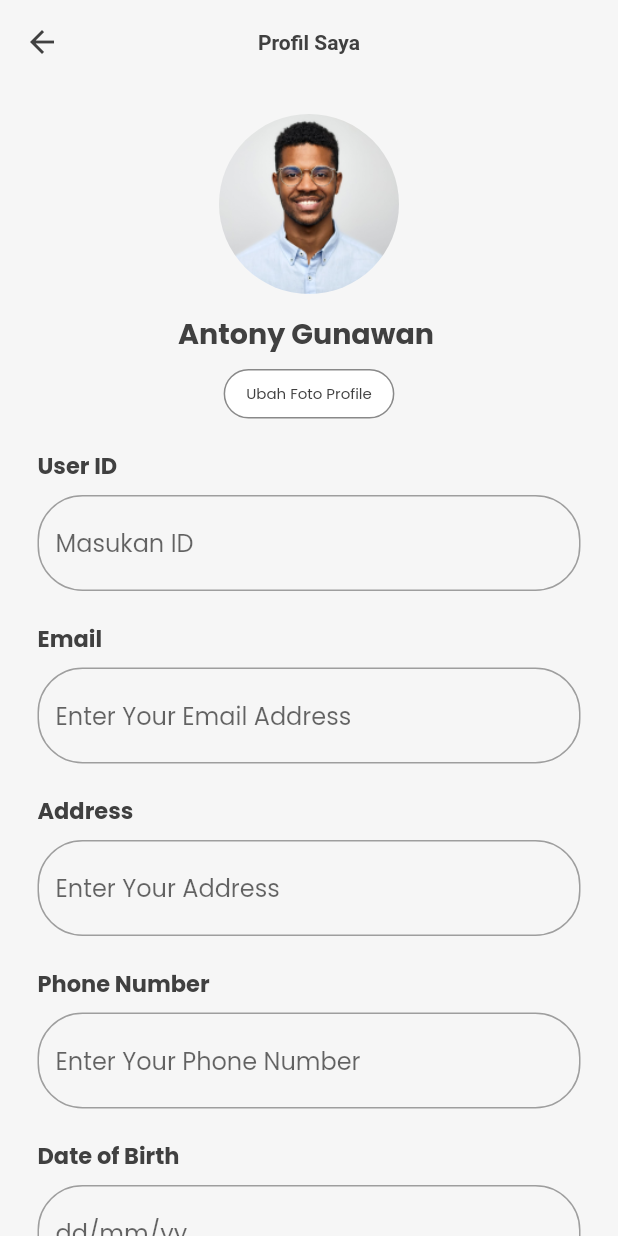
After one commit to rhyanfauzan/alphago, a Flutter app: the ProfilPage screen opened by its route, on a phone screen of 412 x 824 dp. The commit adds this screen. Run offline on Flutter 3.47's test engine with Material 2 defaults, Android fonts, the phone set to English and light mode, and no system bars; our stand-ins replace cloud_firestore, firebase_auth, firebase_core, get, google_fonts, shared_preferences; missing offline and left inert: d_info, d_view; accounts and stored records are empty.

Commit message:
profil ui 70%

```diff
--- a/lib/config/app_route.dart
+++ b/lib/config/app_route.dart
@@ -6,4 +6,5 @@ class AppRoute {
   static const webinardetail = '/webinardetail';
   static const artikeldetail = '/artikeldetail';
   static const beasiswadetail = '/beasiswadetail';
+  static const profil = '/profil';
 }
--- a/lib/main.dart
+++ b/lib/main.dart
@@ -1,5 +1,6 @@
 import 'package:alphago/page/beasiswa/beasiswa_page.dart';
 import 'package:alphago/page/home/webinar_detail_page.dart';
+import 'package:alphago/page/user/profil_page.dart';
 import 'package:firebase_core/firebase_core.dart';
 import 'package:flutter/material.dart';
 import 'package:get/get.dart';
@@ -73,6 +74,7 @@ class MyApp extends StatelessWidget {
         AppRoute.webinardetail: (context) => WebinarDetailPage(),
         AppRoute.artikeldetail: (context) => ArtikelDetailPage(),
         AppRoute.beasiswadetail: (context) => BeasiswaDetailPage(),
+        AppRoute.profil: (context) => ProfilPage(),
       },
     );
   }
--- /dev/null
+++ b/lib/page/user/profil_page.dart
@@ -0,0 +1,96 @@
+import 'package:flutter/material.dart';
+
+import '../../config/app_color.dart';
+import '../../widget/custom_textfield.dart';
+
+class ProfilPage extends StatelessWidget {
+  const ProfilPage({super.key});
+
+  @override
+  Widget build(BuildContext context) {
+    return Scaffold(
+      appBar: AppBar(
+        title: const Text(
+          'Profil Saya',
+          style: TextStyle(fontSize: 14, fontWeight: FontWeight.w600),
+        ),
+      ),
+      body: SingleChildScrollView(
+        child: Padding(
+          padding: const EdgeInsets.symmetric(horizontal: 25),
+          child: Column(
+            crossAxisAlignment: CrossAxisAlignment.center,
+            children: [
+              Row(),
+              const SizedBox(
+                height: 20,
+              ),
+              ClipRRect(
+                borderRadius: BorderRadius.circular(100),
+                child: Image.asset(
+                  'assets/avatar.png',
+                  fit: BoxFit.cover,
+                  width: 120,
+                  height: 120,
+                ),
+              ),
+              const SizedBox(
+                height: 12,
+              ),
+              const Text('Antony Gunawan ',
+                  style: TextStyle(
+                    color: AppColor.dark,
+                    fontWeight: FontWeight.bold,
+                    fontSize: 19,
+                  )),
+              const SizedBox(
+                height: 10,
+              ),
+              InkWell(
+                onTap: () {},
+                child: Container(
+                  decoration: BoxDecoration(
+                      border: Border.all(color: AppColor.grey),
+                      borderRadius: BorderRadius.circular(20),
+                      color: AppColor.white),
+                  child: const Padding(
+                    padding: EdgeInsets.symmetric(horizontal: 14, vertical: 8),
+                    child: Text('Ubah Foto Profile',
+                        style: TextStyle(
+                          color: AppColor.dark,
+                          fontWeight: FontWeight.w400,
+                          fontSize: 10,
+                        )),
+                  ),
+                ),
+              ),
+              const SizedBox(
+                height: 20,
+              ),
+              customTextfield(
+                label: 'User ID',
+                hintText: 'Masukan ID',
+              ),
+              customTextfield(
+                label: 'Email',
+                hintText: 'Enter Your Email Address',
+              ),
+              customTextfield(
+                label: 'Address',
+                hintText: 'Enter Your Address',
+              ),
+              customTextfield(
+                label: 'Phone Number',
+                hintText: 'Enter Your Phone Number',
+              ),
+              customTextfield(
+                label: 'Date of Birth',
+                hintText: 'dd/mm/yy',
+              ),
+            ],
+          ),
+        ),
+      ),
+    );
+  }
+}
--- a/lib/page/user/user_page.dart
+++ b/lib/page/user/user_page.dart
@@ -80,6 +80,10 @@ class UserPage extends StatelessWidget {
                   child: Padding(
                     padding: const EdgeInsets.symmetric(
                         horizontal: 30, vertical: 14),
+                    child: InkWell(
+                      onTap: () {
+                        Get.toNamed(AppRoute.profil);
+                      },
                       child: Row(
                         children: [
                           Image.asset(
@@ -96,6 +100,7 @@ class UserPage extends StatelessWidget {
                                 fontSize: 16,
                               )),
                         ],
+                      ),
                     ),
                   ),
                 ),
--- /dev/null
+++ b/lib/widget/custom_textfield.dart
@@ -0,0 +1,44 @@
+import 'package:flutter/material.dart';
+
+import '../config/app_color.dart';
+
+class customTextfield extends StatelessWidget {
+  customTextfield({Key? key, required this.label, required this.hintText})
+      : super(key: key);
+
+  String label;
+  String hintText;
+
+  @override
+  Widget build(BuildContext context) {
+    return Column(
+      crossAxisAlignment: CrossAxisAlignment.start,
+      children: [
+        Text(label,
+            style: const TextStyle(
+              color: AppColor.dark,
+              fontWeight: FontWeight.bold,
+              fontSize: 15,
+            )),
+        const SizedBox(
+          height: 8,
+        ),
+        TextFormField(
+          decoration: InputDecoration(
+              hintText: hintText,
+              border: const OutlineInputBorder(
+                borderRadius: BorderRadius.all(Radius.circular(30.0)),
+                borderSide: BorderSide(color: Colors.white),
+              ),
+              enabledBorder: const OutlineInputBorder(
+                borderRadius: BorderRadius.all(Radius.circular(30.0)),
+                borderSide: BorderSide(color: Colors.grey),
+              )),
+        ),
+        const SizedBox(
+          height: 20,
+        ),
+      ],
+    );
+  }
+}
```
Lines whose indentation alone changed are shown as unchanged.
